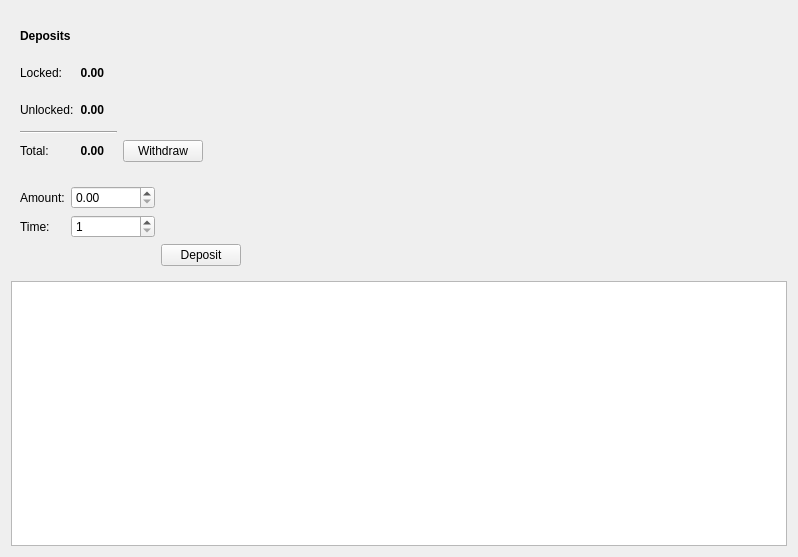
Before: the Qt Designer form src/gui/ui/depositsframe.ui in mygirl8893/Catalyst-Classic-3.0.4, drawn with Qt 5.
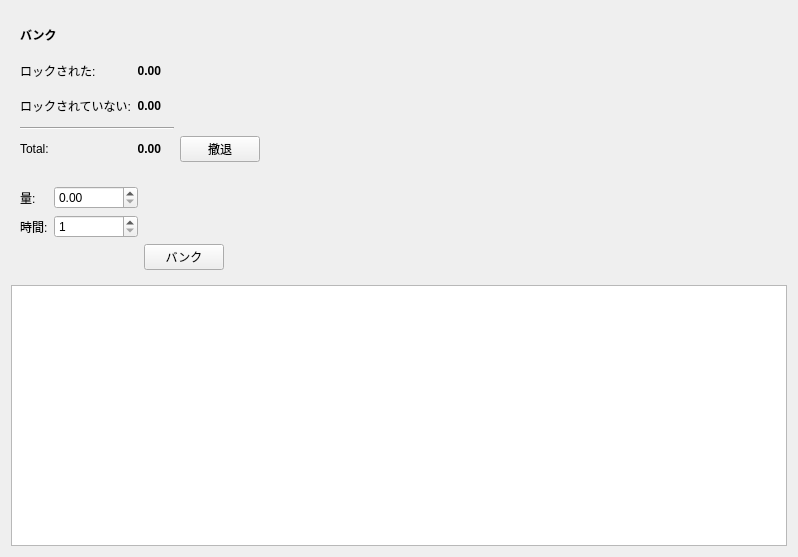
After: the same form once the commit is applied.

The edit to the form file:
```diff
--- a/src/gui/ui/depositsframe.ui
+++ b/src/gui/ui/depositsframe.ui
@@ -50,14 +50,14 @@
          </font>
         </property>
         <property name="text">
-         <string>Deposits</string>
+         <string>バンク</string>
         </property>
        </widget>
       </item>
       <item row="1" column="0">
        <widget class="QLabel" name="label_8">
         <property name="text">
-         <string>Locked:</string>
+         <string>ロックされた:</string>
         </property>
        </widget>
       </item>
@@ -87,7 +87,7 @@
       <item row="2" column="0">
        <widget class="QLabel" name="label_9">
         <property name="text">
-         <string>Unlocked:</string>
+         <string>ロックされていない:</string>
         </property>
        </widget>
       </item>
@@ -160,7 +160,7 @@
       <item row="4" column="4">
        <widget class="QPushButton" name="m_withdrawButton">
         <property name="text">
-         <string>Withdraw</string>
+         <string>撤退</string>
         </property>
        </widget>
       </item>
@@ -210,14 +210,14 @@
       <item row="1" column="0">
        <widget class="QLabel" name="label_2">
         <property name="text">
-         <string>Time:</string>
+         <string>時間:</string>
         </property>
        </widget>
       </item>
       <item row="0" column="0">
        <widget class="QLabel" name="label">
         <property name="text">
-         <string>Amount:</string>
+         <string>量:</string>
         </property>
        </widget>
       </item>
@@ -244,7 +244,7 @@
       <item row="2" column="2" alignment="Qt::AlignLeft">
        <widget class="QPushButton" name="m_depositButton">
         <property name="text">
-         <string>Deposit</string>
+         <string>バンク</string>
         </property>
        </widget>
       </item>
```
